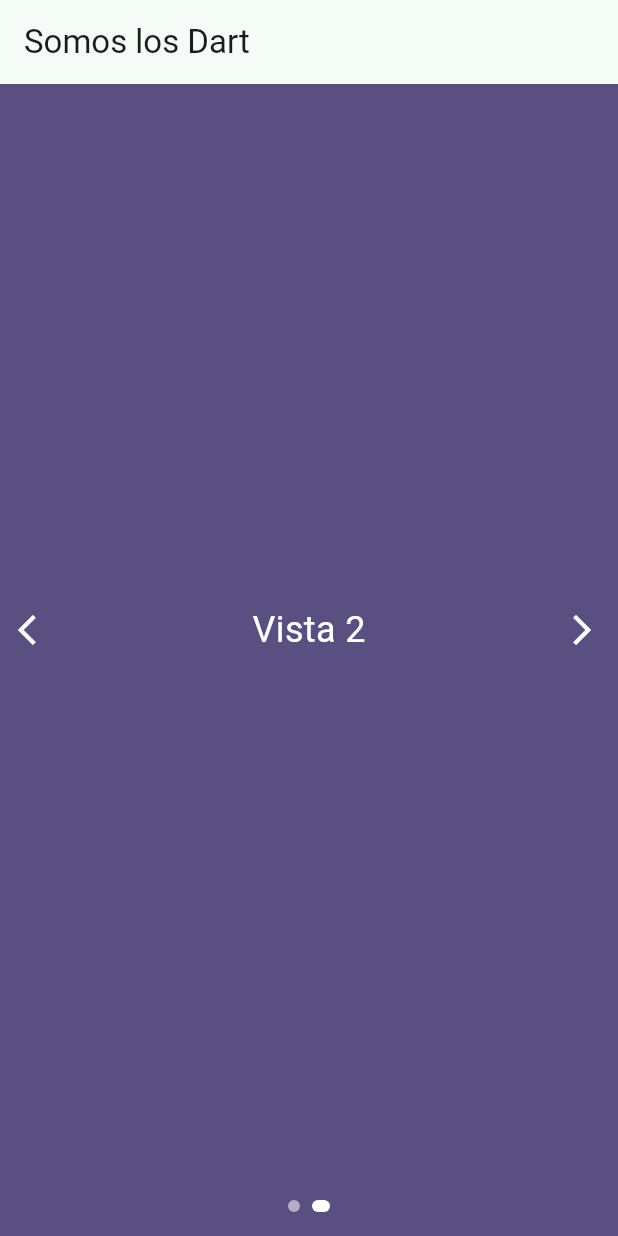
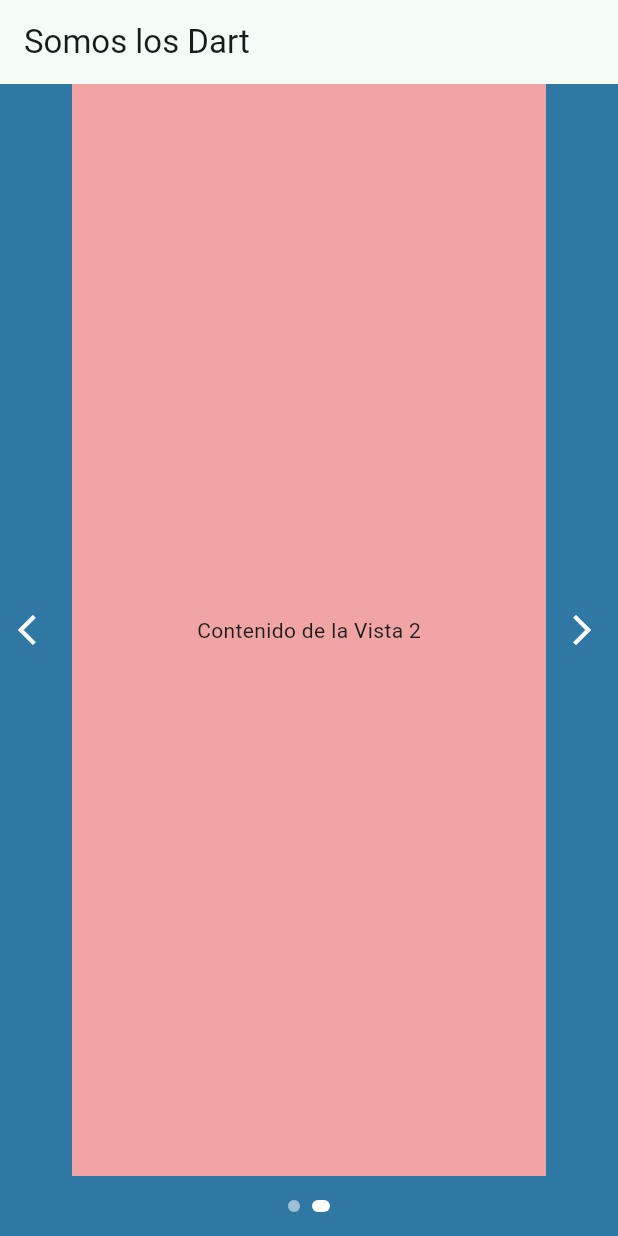
Before and after one commit to DanPao-GA/recordatorios_app, a Flutter app: the screen it shows after launch, after a tap on the "arrow forward ios" icon, on a phone screen of 412 x 824 dp. Run offline on Flutter 3.47's test engine with Material 3 defaults, Android fonts, the phone set to English and light mode, and no system bars.

Commit message:
dividi las vistas y cree un archivo solo para los colores

```diff
--- /dev/null
+++ b/lib/AppColors.dart
@@ -0,0 +1,11 @@
+import 'package:flutter/material.dart';
+
+class AppColors {
+  static const Color colorBase1 = Color.fromARGB(255, 9, 0, 135);
+  static const Color colorBase1_2 = Color.fromARGB(255, 25, 19, 110);
+  static const Color colorBase2 = Color.fromARGB(255, 242, 255, 233);
+  static const Color colorBase3 = Color.fromARGB(255, 242, 164, 165);
+  static const Color colorBase4 = Color.fromARGB(255, 229, 212, 197);
+  static const Color colorBase5 = Color.fromARGB(255, 48, 120, 164);
+  static const Color colorTexto = Colors.white;
+}
--- a/lib/interfaz_grafica_menu.dart
+++ b/lib/interfaz_grafica_menu.dart
@@ -1,16 +1,19 @@
 import 'package:flutter/material.dart';
 import 'package:flutter/gestures.dart';
+import 'package:recordatorios_app/vista_1.dart';
+import 'package:recordatorios_app/vista_2.dart';
+import 'package:recordatorios_app/AppColors.dart';
 
 
-class AppColors {
-  static const Color colorBase1 = Color.fromARGB(255, 9, 0, 135);
-  static const Color colorBase1_2 = Color.fromARGB(255, 25, 19, 110);
-  static const Color colorBase2 = Color.fromARGB(255, 242, 255, 233);
-  static const Color colorBase3 = Color.fromARGB(255, 242, 164, 165);
-  static const Color colorBase4 = Color.fromARGB(255, 229, 212, 197);
-  static const Color colorBase5 = Color.fromARGB(255, 48, 120, 164);
-  static const Color colorTexto = Colors.white;
-}
+// class AppColors {
+//   static const Color colorBase1 = Color.fromARGB(255, 9, 0, 135);
+//   static const Color colorBase1_2 = Color.fromARGB(255, 25, 19, 110);
+//   static const Color colorBase2 = Color.fromARGB(255, 242, 255, 233);
+//   static const Color colorBase3 = Color.fromARGB(255, 242, 164, 165);
+//   static const Color colorBase4 = Color.fromARGB(255, 229, 212, 197);
+//   static const Color colorBase5 = Color.fromARGB(255, 48, 120, 164);
+//   static const Color colorTexto = Colors.white;
+// }
 
 
 // class PantallaRecordatorios extends StatelessWidget {
@@ -57,7 +60,7 @@ class _InterfazGraficaMenuState extends State<InterfazGraficaMenu> {
   Widget build(BuildContext context) {
     return Scaffold(
       appBar: AppBar(title: const Text('Somos los Dart')),
-      backgroundColor: const Color.fromARGB(255, 90, 79, 129),
+      backgroundColor: AppColors.colorBase5,
       body: Column(
         children: [
           // Parte central con flechas a los lados y PageView
@@ -90,11 +93,17 @@ class _InterfazGraficaMenuState extends State<InterfazGraficaMenu> {
           PointerDeviceKind.trackpad,
         },
       ),
+
       child: PageView(
         controller: _pageController,
         onPageChanged: (index) => setState(() => _paginaActual = index),
         children: const [
-          Center(child: Text('Vista 1', style: TextStyle(color: Colors.white, fontSize: 24))),
+          vista_1(),
+          //Center(child: Text('Vista 1', style: TextStyle(color: Colors.white, fontSize: 24))),
+
+
+
+          vista_2(),
           Center(child: Text('Vista 2', style: TextStyle(color: Colors.white, fontSize: 24))),
         ],
       ),
--- a/lib/main.dart
+++ b/lib/main.dart
@@ -1,5 +1,6 @@
 import 'package:flutter/material.dart';
 import 'package:recordatorios_app/interfaz_grafica_menu.dart';
+import 'package:recordatorios_app/AppColors.dart';
 
 void main() {
   runApp(const PantallaRecordatorios());
--- /dev/null
+++ b/lib/vista_1.dart
@@ -0,0 +1,22 @@
+import 'package:flutter/material.dart';
+import 'package:recordatorios_app/AppColors.dart';
+
+class vista_1 extends StatefulWidget {
+  const vista_1({super.key});
+
+  @override
+  State<vista_1> createState() => _vista_1State();
+}
+
+class _vista_1State extends State<vista_1> {
+  @override
+  Widget build(BuildContext context) {
+    return Scaffold(
+      backgroundColor: AppColors.colorBase4,
+
+      body: Center(
+        child: Text('Contenido de la Vista 1'),
+      ),
+    );
+  }
+}
--- /dev/null
+++ b/lib/vista_2.dart
@@ -0,0 +1,21 @@
+import 'package:flutter/material.dart';
+import 'package:recordatorios_app/AppColors.dart';
+
+class vista_2 extends StatefulWidget {
+  const vista_2({super.key});
+
+  @override
+  State<vista_2> createState() => _vista_2State();
+}
+
+class _vista_2State extends State<vista_2> {
+  @override
+  Widget build(BuildContext context) {
+    return Scaffold(
+      backgroundColor: AppColors.colorBase3,
+      body: Center(
+        child: Text('Contenido de la Vista 2'),
+      ),
+    );
+  }
+}
```
Also changed, not shown: lib/vista_0.dart (added).
